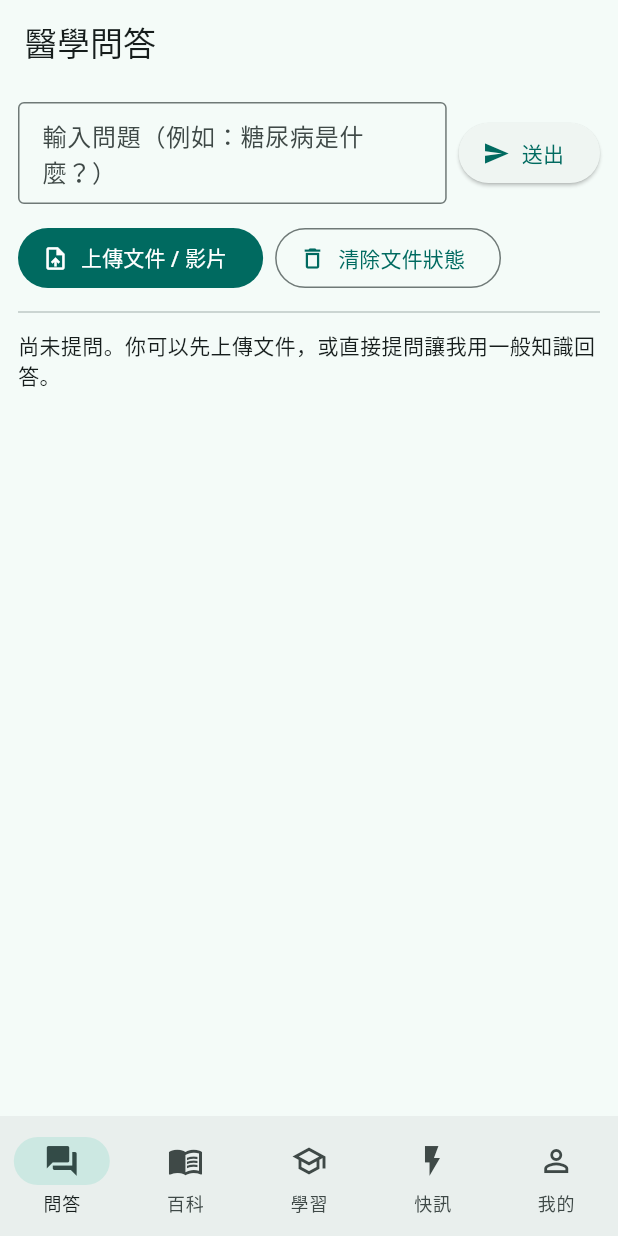
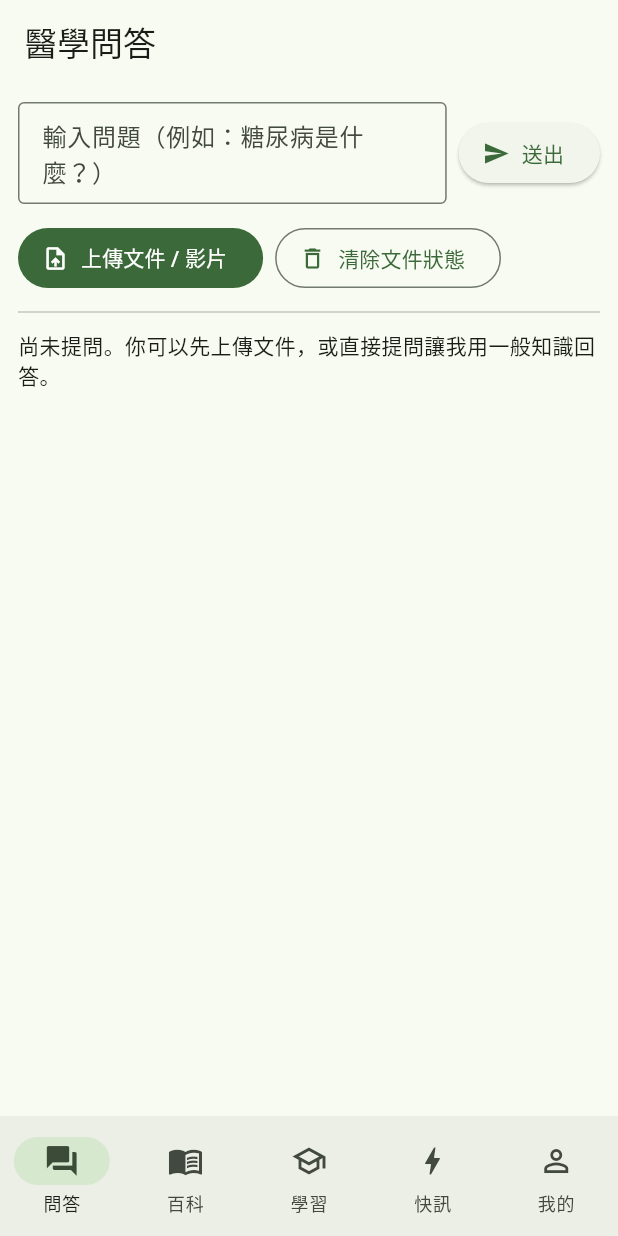
Before and after one commit to leolin0330/medical_qa_frontend, a Flutter app: the screen it shows after launch, on a phone screen of 412 x 824 dp. Run offline on Flutter 3.47's test engine with Material 3 defaults, Android fonts, the phone set to English and light mode, and no system bars; our stand-ins replace file_picker; network calls fail.

Commit message:
Update main.dart

```diff
--- a/lib/main.dart
+++ b/lib/main.dart
@@ -1,12 +1,92 @@
+// import 'package:flutter/material.dart';
+// import 'pages/qa_page.dart';
+// import 'pages/encyclopedia_page.dart';
+// import 'pages/learning_page.dart';
+// import 'pages/news_page.dart';
+// import 'pages/me_page.dart';
+
+// // flutter build web --release  編譯 Web 版
+// // 把整個 build/web 資料夾丟到Netlify Flutter Web
+
+// void main() {
+//   runApp(const MyApp());
+// }
+
+// class MyApp extends StatelessWidget {
+//   const MyApp({super.key});
+
+//   @override
+//   Widget build(BuildContext context) {
+//     return MaterialApp(
+//       title: 'Medical QA',
+//       debugShowCheckedModeBanner: false,
+//       theme: ThemeData(useMaterial3: true, colorSchemeSeed: Colors.teal),
+//       home: const HomeShell(),
+//     );
+//   }
+// }
+
+// class HomeShell extends StatefulWidget {
+//   const HomeShell({super.key});
+
+//   @override
+//   State<HomeShell> createState() => _HomeShellState();
+// }
+
+// class _HomeShellState extends State<HomeShell> {
+//   int _index = 0;
+
+//   final _pages = const [
+//     const QAPage(),
+//     const EncyclopediaPage(),
+//     const LearningPage(),
+//     const NewsPage(),
+//     const MePage(),
+//   ];
+
+//   @override
+//   Widget build(BuildContext context) {
+//     return Scaffold(
+//       body: SafeArea(child: _pages[_index]),
+//       bottomNavigationBar: NavigationBar(
+//         selectedIndex: _index,
+//         onDestinationSelected: (i) => setState(() => _index = i),
+//         destinations: const [
+//           NavigationDestination(
+//               icon: Icon(Icons.question_answer_outlined),
+//               selectedIcon: Icon(Icons.question_answer),
+//               label: '問答'),
+//           NavigationDestination(
+//               icon: Icon(Icons.menu_book_outlined),
+//               selectedIcon: Icon(Icons.menu_book),
+//               label: '百科'),
+//           NavigationDestination(
+//               icon: Icon(Icons.school_outlined),
+//               selectedIcon: Icon(Icons.school),
+//               label: '學習'),
+//           NavigationDestination(
+//               icon: Icon(Icons.flash_on_outlined),
+//               selectedIcon: Icon(Icons.flash_on),
+//               label: '快訊'),
+//           NavigationDestination(
+//               icon: Icon(Icons.person_outline),
+//               selectedIcon: Icon(Icons.person),
+//               label: '我的'),
+//         ],
+//       ),
+//     );
+//   }
+// }
+
 import 'package:flutter/material.dart';
+
+// 這些路徑依你的專案結構調整：
+// （依你前面提供的檔案名）
 import 'pages/qa_page.dart';
 import 'pages/encyclopedia_page.dart';
 import 'pages/learning_page.dart';
 import 'pages/news_page.dart';
 import 'pages/me_page.dart';
-
-// flutter build web --release  編譯 Web 版
-// 把整個 build/web 資料夾丟到Netlify Flutter Web
 
 void main() {
   runApp(const MyApp());
@@ -20,7 +100,10 @@ class MyApp extends StatelessWidget {
     return MaterialApp(
       title: 'Medical QA',
       debugShowCheckedModeBanner: false,
-      theme: ThemeData(useMaterial3: true, colorSchemeSeed: Colors.teal),
+      theme: ThemeData(
+        useMaterial3: true,
+        colorSchemeSeed: const Color(0xFF2E7D32), // 可換你的主色
+      ),
       home: const HomeShell(),
     );
   }
@@ -36,42 +119,39 @@ class HomeShell extends StatefulWidget {
 class _HomeShellState extends State<HomeShell> {
   int _index = 0;
 
-  final _pages = const [
-    const QAPage(),
-    const EncyclopediaPage(),
-    const LearningPage(),
-    const NewsPage(),
-    const MePage(),
+  // 用來保存各分頁的捲動位置與狀態
+  final PageStorageBucket _bucket = PageStorageBucket();
+
+  // 只建立一次頁面實例（放在成員，不要每次 build new）
+  // 每頁給一個 PageStorageKey，捲動位置會被保存
+  late final List<Widget> _pages = const [
+    QAPage(key: PageStorageKey('qa')),
+    EncyclopediaPage(key: PageStorageKey('encyclopedia')),
+    LearningPage(key: PageStorageKey('learning')),
+    NewsPage(key: PageStorageKey('news')),
+    MePage(key: PageStorageKey('me')),
   ];
 
   @override
   Widget build(BuildContext context) {
     return Scaffold(
-      body: SafeArea(child: _pages[_index]),
+      body: PageStorage(
+        bucket: _bucket,
+        // 用 IndexedStack：非當前頁會保留在 widget 樹上，不會被銷毀
+        child: IndexedStack(
+          index: _index,
+          children: _pages,
+        ),
+      ),
       bottomNavigationBar: NavigationBar(
         selectedIndex: _index,
         onDestinationSelected: (i) => setState(() => _index = i),
         destinations: const [
-          NavigationDestination(
-              icon: Icon(Icons.question_answer_outlined),
-              selectedIcon: Icon(Icons.question_answer),
-              label: '問答'),
-          NavigationDestination(
-              icon: Icon(Icons.menu_book_outlined),
-              selectedIcon: Icon(Icons.menu_book),
-              label: '百科'),
-          NavigationDestination(
-              icon: Icon(Icons.school_outlined),
-              selectedIcon: Icon(Icons.school),
-              label: '學習'),
-          NavigationDestination(
-              icon: Icon(Icons.flash_on_outlined),
-              selectedIcon: Icon(Icons.flash_on),
-              label: '快訊'),
-          NavigationDestination(
-              icon: Icon(Icons.person_outline),
-              selectedIcon: Icon(Icons.person),
-              label: '我的'),
+          NavigationDestination(icon: Icon(Icons.forum_outlined), selectedIcon: Icon(Icons.forum), label: '問答'),
+          NavigationDestination(icon: Icon(Icons.menu_book_outlined), selectedIcon: Icon(Icons.menu_book), label: '百科'),
+          NavigationDestination(icon: Icon(Icons.school_outlined), selectedIcon: Icon(Icons.school), label: '學習'),
+          NavigationDestination(icon: Icon(Icons.bolt_outlined), selectedIcon: Icon(Icons.bolt), label: '快訊'),
+          NavigationDestination(icon: Icon(Icons.person_outline), selectedIcon: Icon(Icons.person), label: '我的'),
         ],
       ),
     );
```
